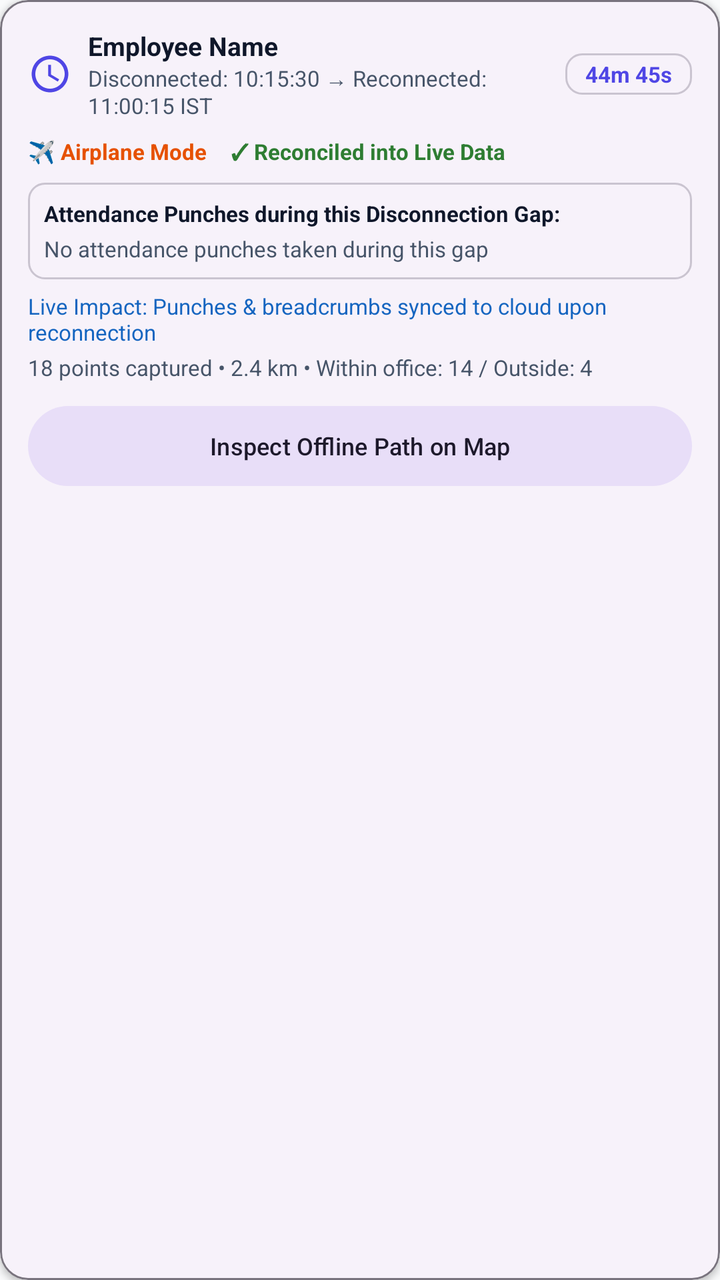
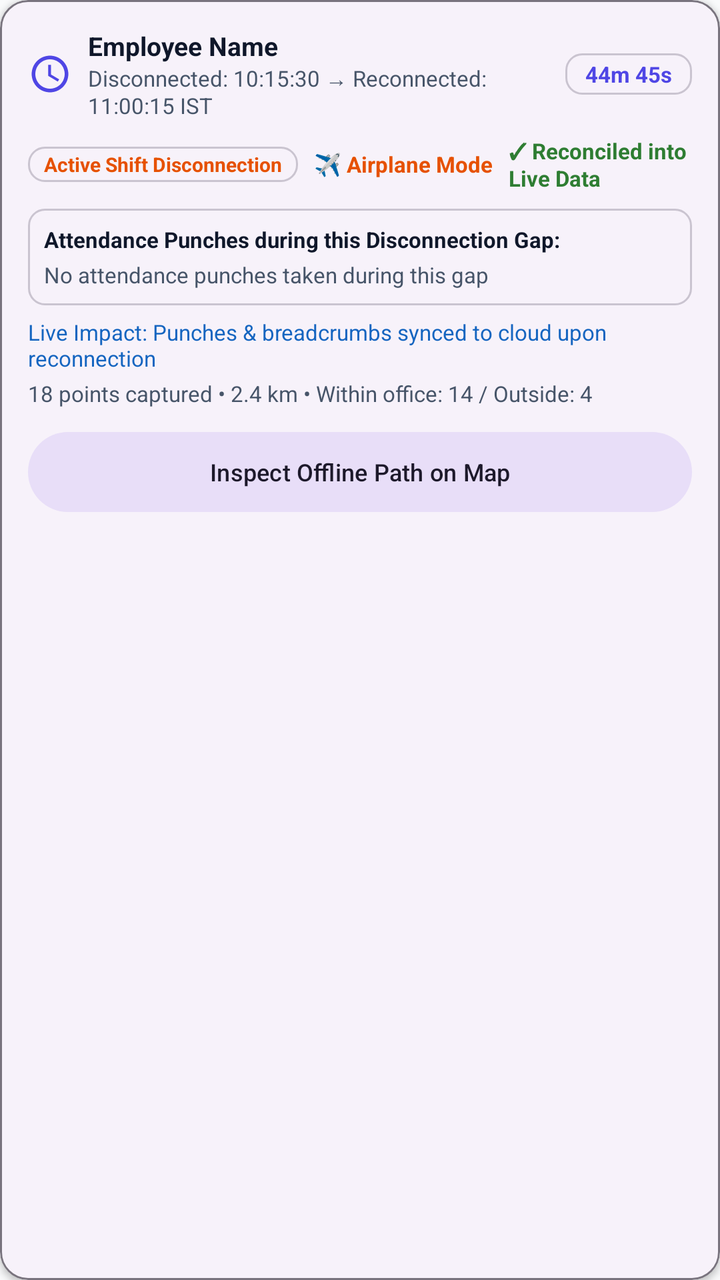

Compare the two renders of this Android layout. The source of the first and the diff that turns it into the second are given below.
<!-- AndroidManifest.xml: application theme Theme.Biometric -->
<!-- res/layout/item_offline_period.xml -->
<?xml version="1.0" encoding="utf-8"?>
<com.google.android.material.card.MaterialCardView xmlns:android="http://schemas.android.com/apk/res/android"
    xmlns:app="http://schemas.android.com/apk/res-auto"
    android:layout_width="match_parent"
    android:layout_height="wrap_content"
    android:layout_marginBottom="10dp"
    app:cardCornerRadius="14dp"
    app:cardElevation="2dp"
    app:strokeWidth="1dp"
    app:strokeColor="?attr/colorOutline">

    <LinearLayout
        android:layout_width="match_parent"
        android:layout_height="wrap_content"
        android:orientation="vertical"
        android:padding="14dp">

        
        <LinearLayout
            android:layout_width="match_parent"
            android:layout_height="wrap_content"
            android:orientation="horizontal"
            android:gravity="center_vertical">

            <ImageView
                android:id="@+id/ivPeriodIcon"
                android:layout_width="22dp"
                android:layout_height="22dp"
                android:src="@drawable/ic_clock"
                app:tint="?attr/colorPrimary" />

            <LinearLayout
                android:layout_width="0dp"
                android:layout_height="wrap_content"
                android:layout_weight="1"
                android:layout_marginStart="8dp"
                android:orientation="vertical">

                <TextView
                    android:id="@+id/tvPeriodTitle"
                    android:layout_width="match_parent"
                    android:layout_height="wrap_content"
                    android:textStyle="bold"
                    android:textSize="13sp"
                    android:textColor="?attr/colorOnSurface"
                    android:text="Employee Name" />

                <TextView
                    android:id="@+id/tvPeriodWindow"
                    android:layout_width="match_parent"
                    android:layout_height="wrap_content"
                    android:textSize="11sp"
                    android:textColor="?attr/colorOnSurfaceVariant"
                    android:text="Disconnected: 10:15:30 → Reconnected: 11:00:15 IST" />
            </LinearLayout>

            <TextView
                android:id="@+id/tvPeriodDuration"
                android:layout_width="wrap_content"
                android:layout_height="wrap_content"
                android:paddingStart="10dp"
                android:paddingEnd="10dp"
                android:paddingTop="3dp"
                android:paddingBottom="3dp"
                android:background="@drawable/bg_rounded_card_outline"
                android:textStyle="bold"
                android:textSize="11sp"
                android:textColor="?attr/colorPrimary"
                android:text="44m 45s" />
        </LinearLayout>

        
        <LinearLayout
            android:layout_width="match_parent"
            android:layout_height="wrap_content"
            android:layout_marginTop="8dp"
            android:orientation="horizontal"
            android:gravity="center_vertical">

            <TextView
                android:id="@+id/tvPeriodReason"
                android:layout_width="wrap_content"
                android:layout_height="wrap_content"
                android:textSize="11sp"
                android:textStyle="bold"
                android:textColor="#E65100"
                android:text="✈️ Airplane Mode" />

            <Space
                android:layout_width="12dp"
                android:layout_height="1dp" />

            <TextView
                android:id="@+id/tvPeriodSyncStatus"
                android:layout_width="wrap_content"
                android:layout_height="wrap_content"
                android:textSize="11sp"
                android:textStyle="bold"
                android:textColor="#2E7D32"
                android:text="✓ Reconciled into Live Data" />
        </LinearLayout>

        
        <LinearLayout
            android:id="@+id/llOfflinePunchesContainer"
            android:layout_width="match_parent"
            android:layout_height="wrap_content"
            android:layout_marginTop="8dp"
            android:orientation="vertical"
            android:background="@drawable/bg_rounded_card_outline"
            android:padding="8dp">

            <TextView
                android:layout_width="match_parent"
                android:layout_height="wrap_content"
                android:text="Attendance Punches during this Disconnection Gap:"
                android:textSize="11sp"
                android:textStyle="bold"
                android:textColor="?attr/colorOnSurface" />

            <TextView
                android:id="@+id/tvPeriodPunches"
                android:layout_width="match_parent"
                android:layout_height="wrap_content"
                android:layout_marginTop="3dp"
                android:textSize="11sp"
                android:textColor="?attr/colorOnSurfaceVariant"
                android:text="No attendance punches taken during this gap" />
        </LinearLayout>

        
        <TextView
            android:id="@+id/tvPeriodLiveImpact"
            android:layout_width="match_parent"
            android:layout_height="wrap_content"
            android:layout_marginTop="6dp"
            android:textSize="11sp"
            android:textColor="#1565C0"
            android:text="Live Impact: Punches &amp; breadcrumbs synced to cloud upon reconnection" />

        
        <TextView
            android:id="@+id/tvPeriodStats"
            android:layout_width="match_parent"
            android:layout_height="wrap_content"
            android:layout_marginTop="3dp"
            android:textSize="11sp"
            android:textColor="?attr/colorOnSurfaceVariant"
            android:text="18 points captured • 2.4 km • Within office: 14 / Outside: 4" />

        <com.google.android.material.button.MaterialButton
            android:id="@+id/btnViewPeriodRoute"
            style="@style/Widget.Material3.Button.TonalButton"
            android:layout_width="match_parent"
            android:layout_height="wrap_content"
            android:layout_marginTop="8dp"
            android:textSize="12sp"
            android:text="Inspect Offline Path on Map" />
    </LinearLayout>
</com.google.android.material.card.MaterialCardView>
<!-- resources referenced by this layout -->
<resources>
  <!-- drawable bg_rounded_card_outline (drawable) -->
  <?xml version="1.0" encoding="utf-8"?>
  <shape xmlns:android="http://schemas.android.com/apk/res/android"
      android:shape="rectangle">
      <corners android:radius="8dp" />
      <stroke
          android:width="1dp"
          android:color="?attr/colorOutlineVariant" />
  </shape>
  <!-- drawable ic_clock (drawable) -->
  <vector xmlns:android="http://schemas.android.com/apk/res/android"
      android:width="24dp"
      android:height="24dp"
      android:viewportWidth="24"
      android:viewportHeight="24"
      android:tint="?attr/colorControlNormal">
      <path
          android:fillColor="@android:color/white"
          android:pathData="M11.99,2C6.47,2 2,6.48 2,12s4.47,10 9.99,10C17.52,22 22,17.52 22,12S17.52,2 11.99,2zM12,20c-4.42,0 -8,-3.58 -8,-8s3.58,-8 8,-8 8,3.58 8,8 -3.58,8 -8,8zM12.5,7H11v6l5.25,3.15 0.75,-1.23 -4.5,-2.67z"/>
  </vector>
  <style name="Theme.Biometric" parent="Theme.Material3.DayNight.NoActionBar">
          
          <item name="colorPrimary">@color/colorPrimary</item>
          <item name="colorPrimaryDark">@color/colorPrimaryDark</item>
          <item name="colorPrimaryVariant">@color/colorPrimaryDark</item>
          <item name="colorOnPrimary">@android:color/white</item>
          
          
          <item name="colorSecondary">@color/colorAccent</item>
          <item name="colorOnSecondary">@android:color/white</item>
  
          
          <item name="android:colorBackground">@color/window_background</item>
          <item name="android:windowBackground">@color/window_background</item>
          <item name="android:windowDisablePreview">false</item>
          <item name="colorSurface">@color/window_background</item>
          <item name="colorOnSurface">@color/text_primary</item>
          <item name="colorSurfaceVariant">@color/colorSurfaceVariant</item>
          <item name="colorOnSurfaceVariant">@color/text_secondary</item>
          <item name="colorError">@color/red</item>
          <item name="colorOnError">@android:color/white</item>
          <item name="colorOutline">@color/outline</item>
          <item name="colorOutlineVariant">@color/outline_variant</item>
  
          
          <item name="android:statusBarColor">?attr/colorSurface</item>
          <item name="android:windowLightStatusBar">true</item>
          <item name="android:navigationBarColor">?attr/colorSurface</item>
          <item name="android:windowLightNavigationBar" tools:targetApi="27">true</item>
          <item name="android:windowLayoutInDisplayCutoutMode" tools:targetApi="28">shortEdges</item>
  
          
          <item name="android:windowActivityTransitions">true</item>
          <item name="android:windowEnterTransition">@android:transition/fade</item>
          <item name="android:windowExitTransition">@android:transition/fade</item>
  
          
          <item name="toolbarStyle">@style/Widget.App.Toolbar</item>
          <item name="materialCardViewStyle">@style/Widget.App.CardView</item>
      </style>
  <color name="colorPrimary">#4F46E5</color>
  <color name="colorPrimaryDark">#4338CA</color>
  <color name="colorAccent">#F43F5E</color>
  <color name="window_background">#F9FAFB</color>
  <color name="text_primary">#0F172A</color>
  <color name="colorSurfaceVariant">#F3F4F6</color>
  <color name="text_secondary">#475569</color>
  <color name="red">#EF4444</color>
  <color name="outline">#79747E</color>
  <color name="outline_variant">#CAC4D0</color>
  <style name="Widget.App.Toolbar" parent="Widget.Material3.Toolbar.OnSurface">
          <item name="titleTextAppearance">@style/TextAppearance.App.ToolbarTitle</item>
      </style>
  <style name="Widget.App.CardView" parent="Widget.Material3.CardView.Elevated">
          <item name="cardCornerRadius">16dp</item>
          <item name="cardElevation">4dp</item>
      </style>
  <style name="TextAppearance.App.ToolbarTitle" parent="TextAppearance.Material3.TitleLarge">
          <item name="android:textStyle">bold</item>
      </style>
</resources>

<!-- the commit's change to res/layout/item_offline_period.xml (unified diff, before → after) -->
@@ -78,6 +78,24 @@
             android:gravity="center_vertical">
 
             <TextView
+                android:id="@+id/tvPeriodShiftTag"
+                android:layout_width="wrap_content"
+                android:layout_height="wrap_content"
+                android:textSize="10sp"
+                android:textStyle="bold"
+                android:paddingStart="8dp"
+                android:paddingEnd="8dp"
+                android:paddingTop="2dp"
+                android:paddingBottom="2dp"
+                android:background="@drawable/bg_rounded_card_outline"
+                android:textColor="#E65100"
+                android:text="Active Shift Disconnection" />
+
+            <Space
+                android:layout_width="8dp"
+                android:layout_height="1dp" />
+
+            <TextView
                 android:id="@+id/tvPeriodReason"
                 android:layout_width="wrap_content"
                 android:layout_height="wrap_content"
@@ -87,7 +105,7 @@
                 android:text="✈️ Airplane Mode" />
 
             <Space
-                android:layout_width="12dp"
+                android:layout_width="8dp"
                 android:layout_height="1dp" />
 
             <TextView
